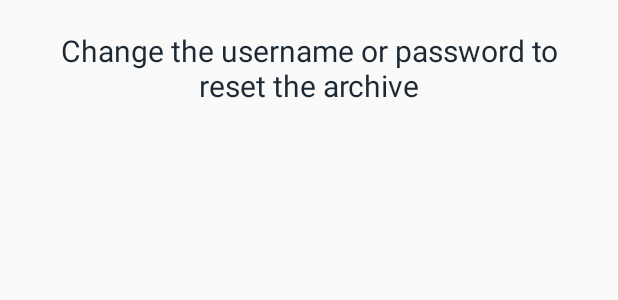
After one commit to Emlay9/ToDoListApp, an Android app: the layout custom_preference_title.xml on its own in the app's theme, with its tools: preview values and no code run, on a phone screen of 412 x 824 dp. The commit adds this screen. Shown: the top 300 px of the screen. Run offline under Robolectric (Android 15) with nearby library versions, the phone set to English and light mode, and no system bars.

Commit message:
preference layout
custom title (info)

```diff
--- /dev/null
+++ b/app/src/main/res/layout/custom_preference_title.xml
@@ -0,0 +1,15 @@
+<?xml version="1.0" encoding="utf-8"?>
+<LinearLayout xmlns:android="http://schemas.android.com/apk/res/android"
+    android:orientation="vertical" android:layout_width="match_parent"
+    android:layout_height="match_parent">
+
+    <TextView
+        android:layout_width="match_parent"
+        android:layout_height="wrap_content"
+        android:text="@string/preference_title"
+        android:textSize="20sp"
+        android:textColor="@color/colorPrimaryDark"
+        android:gravity="center_horizontal"
+        android:layout_margin="20dp"/>
+
+</LinearLayout>
--- a/app/src/main/res/values/arrays.xml
+++ b/app/src/main/res/values/arrays.xml
@@ -4,7 +4,7 @@
         <item name="light">Light Background (Default)</item>
         <item name="dark">Dark Background</item>
     </string-array>
-    <string-array name="color_themes">
+    <string-array name="color_values">
         <item name="light">#fff</item>
         <item name="dark">#1c2833</item>
     </string-array>
--- a/app/src/main/res/values/strings.xml
+++ b/app/src/main/res/values/strings.xml
@@ -14,4 +14,5 @@
     <string name="archive_content_label">Item: </string>
     <string name="archive_completed_label">Completed: </string>
     <string name="archive_date_label">Added on: </string>
+    <string name="preference_title">Change the username or password to reset the archive</string>
 </resources>
```
Also changed, not shown: app/src/main/res/xml/prefs.xml (+14 -0 lines).
